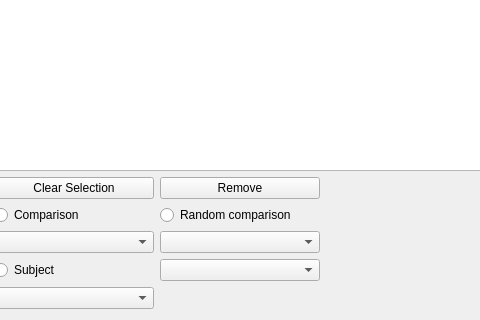
Qt form braphy/gui/ui_files/measures_widget.ui (softmatterlab/Braph-2.0-Python) before a commit; both pictures show x 183 to 663 and y 383 to 703 of the 1080 by 703 pixel window.
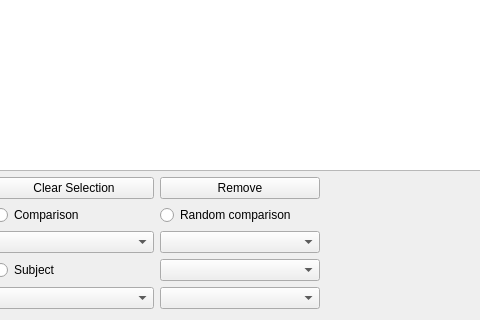
The same form after that commit.

Commit message: Add visualization of binodal measures

The edit to the form file:
```diff
--- a/braphy/gui/ui_files/measures_widget.ui
+++ b/braphy/gui/ui_files/measures_widget.ui
@@ -278,6 +278,9 @@
          </property>
         </widget>
        </item>
+       <item row="4" column="2">
+        <widget class="QComboBox" name="comboBoxRegion2"/>
+       </item>
       </layout>
      </item>
     </layout>
```
The commit also changes 2 other files.
